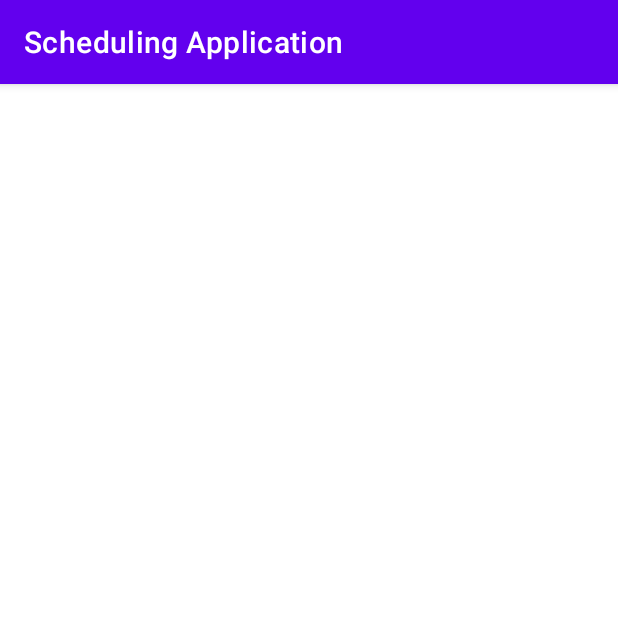
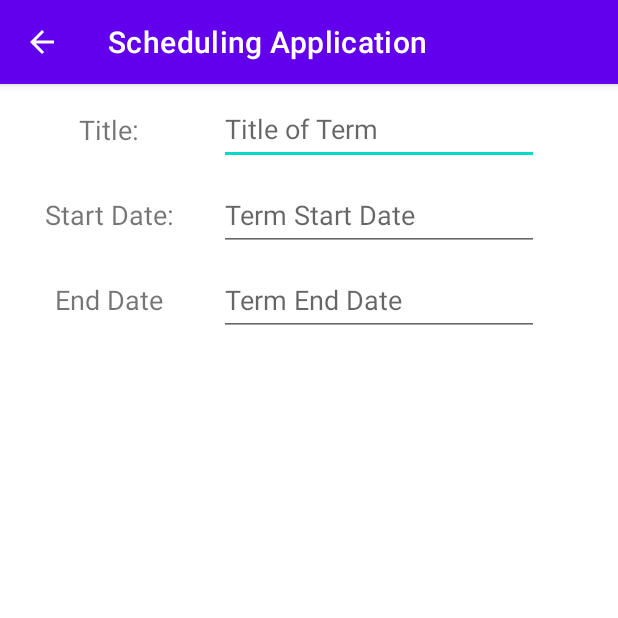
Before and after one commit to rkmoon/SchoolSchedulingApp, an Android app: the ListOfCourses screen opened directly, with no data from a screen before it, in the options menu, after a tap on "Edit Term", on a phone screen of 412 x 824 dp, the top half of it. Run offline under Robolectric (Android 15) with nearby library versions, the phone set to English and light mode, and no system bars; our stand-ins replace Room's generated code; 3 statements that could not run were skipped.

Commit message:
Switching Date to Calendar

```diff
--- a/app/src/main/java/com/ryanmoonscheduleapp/myapplication/UI/ListOfCourses.java
+++ b/app/src/main/java/com/ryanmoonscheduleapp/myapplication/UI/ListOfCourses.java
@@ -48,7 +48,7 @@ public class ListOfCourses extends AppCompatActivity {
                 this.finish();
                 return true;
             case R.id.editTerm:
-                Intent intent = new Intent(this, CourseDetail.class);
+                Intent intent = new Intent(this, TermDetail.class);
                 intent.putExtra("termID", getIntent().getIntExtra("termID", 0));
                 this.startActivity(intent);
         }
--- a/app/src/main/java/com/ryanmoonscheduleapp/myapplication/UI/TermDetail.java
+++ b/app/src/main/java/com/ryanmoonscheduleapp/myapplication/UI/TermDetail.java
@@ -3,30 +3,38 @@ package com.ryanmoonscheduleapp.myapplication.UI;
 import androidx.appcompat.app.AppCompatActivity;
 
 import android.os.Bundle;
+import android.widget.TextView;
 
 import com.ryanmoonscheduleapp.myapplication.Entities.Term;
 import com.ryanmoonscheduleapp.myapplication.R;
 import com.ryanmoonscheduleapp.myapplication.database.Repository;
 
-import java.util.ArrayList;
-import java.util.Date;
-import java.util.List;
+import java.util.Calendar;
 
 public class TermDetail extends AppCompatActivity {
     private int termID;
     private Term termToEdit;
     private Repository repository;
-    @Override
+    private TextView termTitle;
+    private Calendar startDate = Calendar.getInstance();
+    private Calendar endDate = Calendar.getInstance();
+
     protected void onCreate(Bundle savedInstanceState) {
         super.onCreate(savedInstanceState);
         setContentView(R.layout.activity_term_detail);
         termID = getIntent().getIntExtra("termID", 0);
         repository = new Repository(getApplication());
-        termToEdit = repository.get
+        termToEdit = repository.getTermByID(termID);
         getSupportActionBar().setDisplayHomeAsUpEnabled(true);
         getSupportActionBar().setDisplayShowHomeEnabled(true);
-        getSupportActionBar().setTitle(getIntent().getStringExtra("title"));
-
+        setInitialInformation();
 
     }
+
+    private void setInitialInformation(){
+        getSupportActionBar().setTitle(termToEdit.getTitle());
+        termTitle = findViewById(R.id.termDetailTitle);
+        termTitle.setText(termToEdit.getTitle());
+        startDate.set(termToEdit.getStartDate().getYear(), );
+    }
 }
--- a/app/src/main/java/com/ryanmoonscheduleapp/myapplication/database/Repository.java
+++ b/app/src/main/java/com/ryanmoonscheduleapp/myapplication/database/Repository.java
@@ -20,6 +20,7 @@ public class Repository {
     private List<Assessment> mAllAssessments;
     private List<Course> mAllCourses;
     private List<Term> mAllTerms;
+    private Term mTerm;
 
     private static int NUMBER_OF_THREADS = 4;
     static final ExecutorService databaseExecutor = Executors.newFixedThreadPool(NUMBER_OF_THREADS);
@@ -165,4 +166,16 @@ public class Repository {
             e.printStackTrace();
         }
     }
+
+    public Term getTermByID(int termID){
+        databaseExecutor.execute(() ->{
+            mTerm = mTermDAO.getTermByID(termID);
+        });
+        try{
+            Thread.sleep(1000);
+        }catch (InterruptedException e){
+            e.printStackTrace();
+        }
+        return mTerm;
+    }
 }
--- a/app/src/main/res/layout/activity_term_detail.xml
+++ b/app/src/main/res/layout/activity_term_detail.xml
@@ -12,23 +12,21 @@
         android:layout_height="wrap_content"
         android:text="@string/title"
         android:textSize="18sp"
-        app:layout_constraintBottom_toBottomOf="@+id/editTextTextPersonName2"
-        app:layout_constraintEnd_toStartOf="@+id/editTextTextPersonName2"
+        app:layout_constraintBottom_toBottomOf="@+id/termDetailTitle"
+        app:layout_constraintEnd_toStartOf="@+id/termDetailTitle"
         app:layout_constraintHorizontal_bias="0.5"
         app:layout_constraintStart_toStartOf="parent"
-        app:layout_constraintTop_toTopOf="@+id/editTextTextPersonName2" />
+        app:layout_constraintTop_toTopOf="@+id/termDetailTitle" />
 
     <EditText
-        android:id="@+id/editTextTextPersonName2"
+        android:id="@+id/termDetailTitle"
         android:layout_width="wrap_content"
         android:layout_height="wrap_content"
         android:layout_marginTop="6dp"
-        android:autofillHints=""
         android:ems="10"
         android:hint="@string/title_of_term"
         android:inputType="textPersonName"
         android:minHeight="48dp"
-        android:text="@string/title"
         app:layout_constraintEnd_toEndOf="parent"
         app:layout_constraintHorizontal_bias="0.5"
         app:layout_constraintStart_toEndOf="@+id/textView2"
@@ -49,14 +47,13 @@
         android:id="@+id/termStartDate"
         android:layout_width="wrap_content"
         android:layout_height="wrap_content"
-        android:autofillHints=""
         android:ems="10"
         android:hint="@string/term_start_date"
         android:inputType="date"
         android:minHeight="48dp"
         app:layout_constraintBottom_toBottomOf="@+id/textView3"
-        app:layout_constraintEnd_toEndOf="@+id/editTextTextPersonName2"
-        app:layout_constraintStart_toStartOf="@+id/editTextTextPersonName2"
+        app:layout_constraintEnd_toEndOf="@+id/termDetailTitle"
+        app:layout_constraintStart_toStartOf="@+id/termDetailTitle"
         app:layout_constraintTop_toTopOf="@+id/textView3"
         tools:ignore="SpeakableTextPresentCheck" />
 
@@ -75,7 +72,6 @@
         android:id="@+id/termEndDate"
         android:layout_width="wrap_content"
         android:layout_height="wrap_content"
-        android:autofillHints=""
         android:ems="10"
         android:hint="@string/term_end_date"
         android:inputType="date"
```
